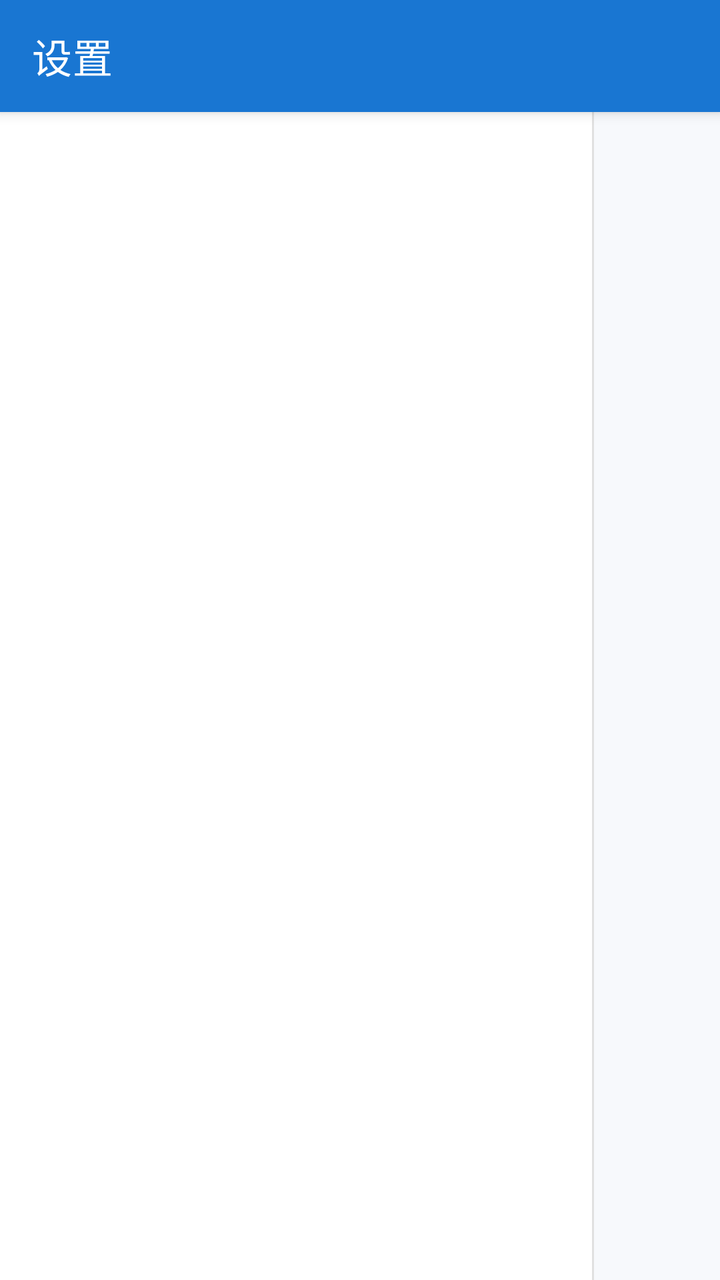
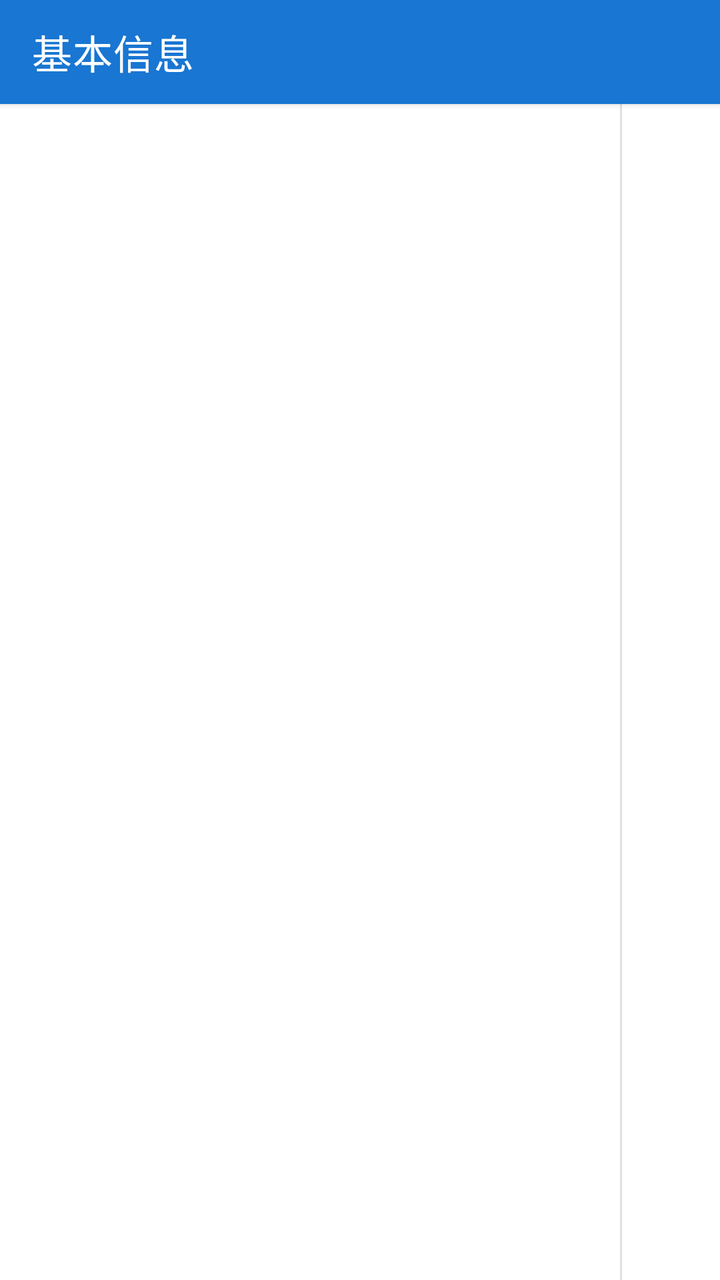

Screens rendered from an Android XML layout before and after an edit, with the pre-edit source and the edit as a unified diff.
<!-- AndroidManifest.xml: activity theme AppTheme.NoActionBar -->
<!-- res/layout/activity_settings.xml -->
<?xml version="1.0" encoding="utf-8"?>
<LinearLayout xmlns:android="http://schemas.android.com/apk/res/android"
    xmlns:app="http://schemas.android.com/apk/res-auto"
    android:layout_width="match_parent"
    android:layout_height="match_parent"
    android:background="#FFF5F7FA"
    android:orientation="vertical">

    <androidx.appcompat.widget.Toolbar
        android:id="@+id/toolbar"
        android:layout_width="match_parent"
        android:layout_height="56dp"
        android:background="@color/primaryColor"
        android:elevation="4dp"
        android:theme="@style/ToolbarTheme"
        app:title="设置"
        app:titleTextColor="#FFFFFF" />

    
    <LinearLayout
        android:id="@+id/settingsSplitRoot"
        android:layout_width="match_parent"
        android:layout_height="0dp"
        android:layout_weight="1"
        android:orientation="horizontal">

        
        <ScrollView
            android:id="@+id/svLevel1Headers"
            android:layout_width="296dp"
            android:layout_height="match_parent"
            android:background="#FFFFFFFF">

            <LinearLayout
                android:id="@+id/llLevel1Headers"
                android:layout_width="match_parent"
                android:layout_height="wrap_content"
                android:orientation="vertical"
                android:paddingVertical="6dp" />
        </ScrollView>

        <View
            android:id="@+id/vSettingsDivider"
            android:layout_width="1dp"
            android:layout_height="match_parent"
            android:background="#FFE0E0E0" />

        
        <ScrollView
            android:id="@+id/svLevel2Detail"
            android:layout_width="0dp"
            android:layout_height="match_parent"
            android:layout_weight="1"
            android:background="#FFF7F9FC">

            <LinearLayout
                android:id="@+id/llLevel2Content"
                android:layout_width="match_parent"
                android:layout_height="wrap_content"
                android:orientation="vertical"
                android:padding="18dp" />
        </ScrollView>
    </LinearLayout>
</LinearLayout>
<!-- resources referenced by this layout -->
<resources>
  <color name="primaryColor">#FF1976D2</color>
  <style name="ToolbarTheme" parent="ThemeOverlay.AppCompat.Dark.ActionBar">
          <item name="android:textColorPrimary">#FFFFFF</item>
          <item name="android:textColorSecondary">#FFFFFF</item>
      </style>
  <style name="AppTheme.NoActionBar" parent="Theme.MaterialComponents.Light.NoActionBar">
          <item name="colorPrimary">@color/primaryColor</item>
          <item name="colorPrimaryDark">@color/primaryDarkColor</item>
          <item name="colorAccent">@color/primaryColor</item>
          <item name="android:statusBarColor">@color/primaryDarkColor</item>
      </style>
  <color name="primaryDarkColor">#FF004BA0</color>
</resources>

<!-- the commit's change to res/layout/activity_settings.xml (unified diff, before → after) -->
@@ -3,17 +3,17 @@
     xmlns:app="http://schemas.android.com/apk/res-auto"
     android:layout_width="match_parent"
     android:layout_height="match_parent"
-    android:background="#FFF5F7FA"
+    android:background="#FFFFFFFF"
     android:orientation="vertical">
 
     <androidx.appcompat.widget.Toolbar
         android:id="@+id/toolbar"
         android:layout_width="match_parent"
-        android:layout_height="56dp"
+        android:layout_height="52dp"
         android:background="@color/primaryColor"
-        android:elevation="4dp"
+        android:elevation="2dp"
         android:theme="@style/ToolbarTheme"
-        app:title="设置"
+        app:title="基本信息"
         app:titleTextColor="#FFFFFF" />
 
     
@@ -22,12 +22,13 @@
         android:layout_width="match_parent"
         android:layout_height="0dp"
         android:layout_weight="1"
+        android:background="#FFFFFFFF"
         android:orientation="horizontal">
 
         
         <ScrollView
             android:id="@+id/svLevel1Headers"
-            android:layout_width="296dp"
+            android:layout_width="310dp"
             android:layout_height="match_parent"
             android:background="#FFFFFFFF">
 
@@ -35,8 +36,7 @@
                 android:id="@+id/llLevel1Headers"
                 android:layout_width="match_parent"
                 android:layout_height="wrap_content"
-                android:orientation="vertical"
-                android:paddingVertical="6dp" />
+                android:orientation="vertical" />
         </ScrollView>
 
         <View
@@ -51,14 +51,17 @@
             android:layout_width="0dp"
             android:layout_height="match_parent"
             android:layout_weight="1"
-            android:background="#FFF7F9FC">
+            android:background="#FFFFFFFF">
 
             <LinearLayout
                 android:id="@+id/llLevel2Content"
                 android:layout_width="match_parent"
                 android:layout_height="wrap_content"
+                android:background="#FFFFFFFF"
                 android:orientation="vertical"
-                android:padding="18dp" />
+                android:paddingHorizontal="20dp"
+                android:paddingTop="8dp"
+                android:paddingBottom="24dp" />
         </ScrollView>
     </LinearLayout>
 </LinearLayout>
